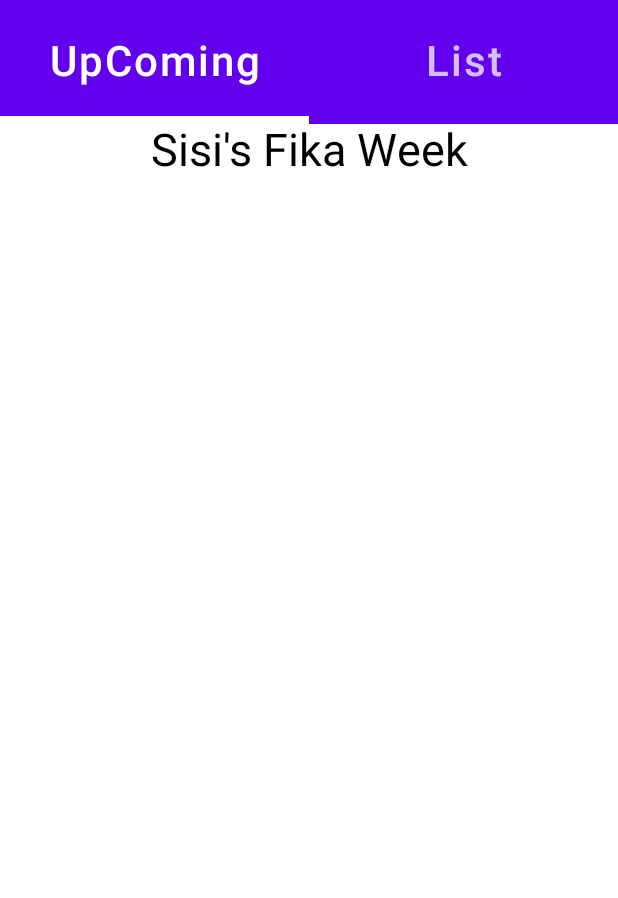
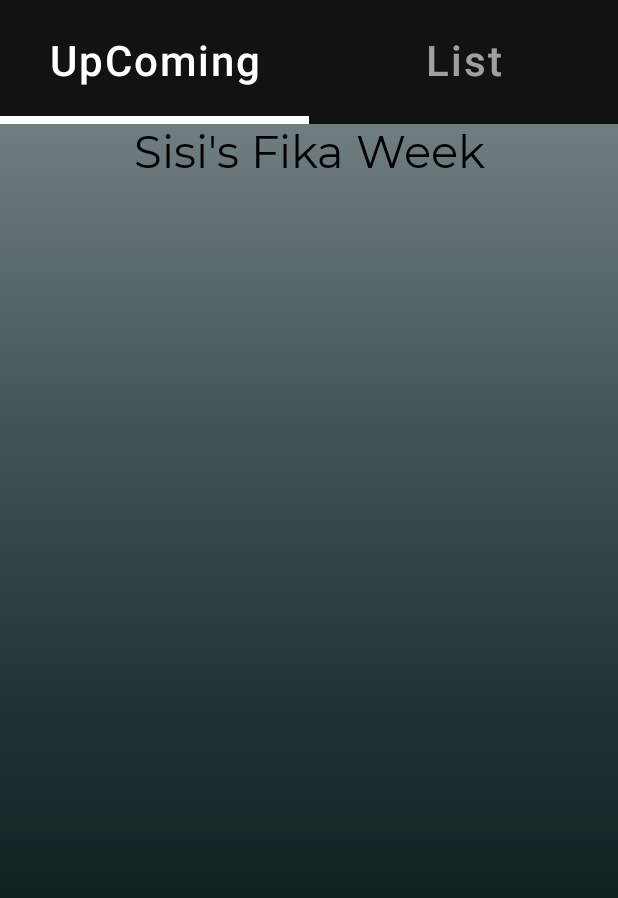
Before and after one commit to behrouzaptiv/CodeForFun, an Android app built with Jetpack Compose: the screen it shows after launch (MainActivity), on a phone screen of 412 x 824 dp. Shown: the top 898 px of the screen. Run offline under Robolectric (Android 15) with nearby library versions, the phone set to English and light mode, and no system bars; our stand-ins replace accompanist.

```diff
--- a/app/src/main/java/com/aptiv/fika/presentation/theme/Color.kt
+++ /dev/null
@@ -1,8 +0,0 @@
-package com.aptiv.fika.presentation.theme
-
-import androidx.compose.ui.graphics.Color
-
-val Purple200 = Color(0xFFBB86FC)
-val Purple500 = Color(0xFF6200EE)
-val Purple700 = Color(0xFF3700B3)
-val Teal200 = Color(0xFF03DAC5)
--- a/app/src/main/java/com/aptiv/fika/presentation/theme/FikaTheme.kt
+++ b/app/src/main/java/com/aptiv/fika/presentation/theme/FikaTheme.kt
@@ -1,44 +1,19 @@
 package com.aptiv.fika.presentation.theme
 
-import androidx.compose.foundation.isSystemInDarkTheme
 import androidx.compose.material.MaterialTheme
 import androidx.compose.material.darkColors
-import androidx.compose.material.lightColors
 import androidx.compose.runtime.Composable
+import androidx.compose.ui.graphics.Color
 
 private val DarkColorPalette = darkColors(
-    primary = Purple200,
-    primaryVariant = Purple700,
-    secondary = Teal200
-)
-
-private val LightColorPalette = lightColors(
-    primary = Purple500,
-    primaryVariant = Purple700,
-    secondary = Teal200
-
-    /* Other default colors to override
-    background = Color.White,
-    surface = Color.White,
-    onPrimary = Color.White,
-    onSecondary = Color.Black,
-    onBackground = Color.Black,
-    onSurface = Color.Black,
-    */
+    background = Color.Transparent
 )
 
 @Composable
-fun FikaTheme(darkTheme: Boolean = isSystemInDarkTheme(), content: @Composable () -> Unit) {
-    val colors = if (darkTheme) {
-        DarkColorPalette
-    } else {
-        LightColorPalette
-    }
-
+fun FikaTheme(content: @Composable () -> Unit) {
     MaterialTheme(
-        colors = colors,
+        colors = DarkColorPalette,
         typography = Typography,
-        shapes = Shapes,
         content = content
     )
 }
--- a/app/src/main/java/com/aptiv/fika/presentation/theme/Shape.kt
+++ /dev/null
@@ -1,11 +0,0 @@
-package com.aptiv.fika.presentation.theme
-
-import androidx.compose.foundation.shape.RoundedCornerShape
-import androidx.compose.material.Shapes
-import androidx.compose.ui.unit.dp
-
-val Shapes = Shapes(
-    small = RoundedCornerShape(4.dp),
-    medium = RoundedCornerShape(4.dp),
-    large = RoundedCornerShape(0.dp)
-)
--- a/app/src/main/java/com/aptiv/fika/presentation/theme/Type.kt
+++ b/app/src/main/java/com/aptiv/fika/presentation/theme/Type.kt
@@ -2,17 +2,30 @@ package com.aptiv.fika.presentation.theme
 
 import androidx.compose.material.Typography
 import androidx.compose.ui.text.TextStyle
+import androidx.compose.ui.text.font.Font
 import androidx.compose.ui.text.font.FontFamily
+import androidx.compose.ui.text.font.FontStyle
 import androidx.compose.ui.text.font.FontWeight
+import androidx.compose.ui.text.font.Typeface
 import androidx.compose.ui.unit.sp
+import com.aptiv.fika.R
+
+val MontSerrat = FontFamily(
+    Font(R.font.montserrat_regular),
+    Font(R.font.montserrat_bold, weight = FontWeight.Bold),
+    Font(R.font.montserrat_light, weight = FontWeight.Light),
+    Font(R.font.montserrat_italic, weight = FontWeight.Normal, style = FontStyle.Italic)
+)
+
+val type = TextStyle(
+    fontFamily = MontSerrat,
+    fontWeight = FontWeight.Normal,
+    fontSize = 32.sp
+)
 
 // Set of Material typography styles to start with
 val Typography = Typography(
-    body1 = TextStyle(
-        fontFamily = FontFamily.Default,
-        fontWeight = FontWeight.Normal,
-        fontSize = 16.sp
-    )
+    body1 = type
     /* Other default text styles to override
     button = TextStyle(
         fontFamily = FontFamily.Default,
```
Also changed, not shown: app/src/main/java/com/aptiv/fika/presentation/CreateAPersonDialog.kt (added, +152 -0 lines), app/src/main/java/com/aptiv/fika/presentation/theme/Buttons.kt (added, +24 -0 lines).
